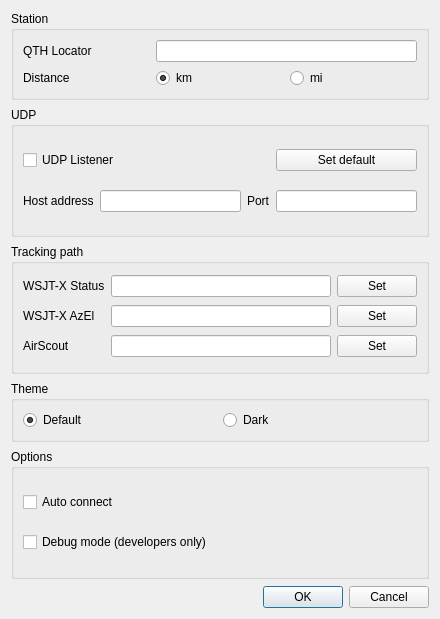
The window that dialogsetup.ui (PianetaRadio/CatRotator) describes before a commit, drawn with Qt 5.
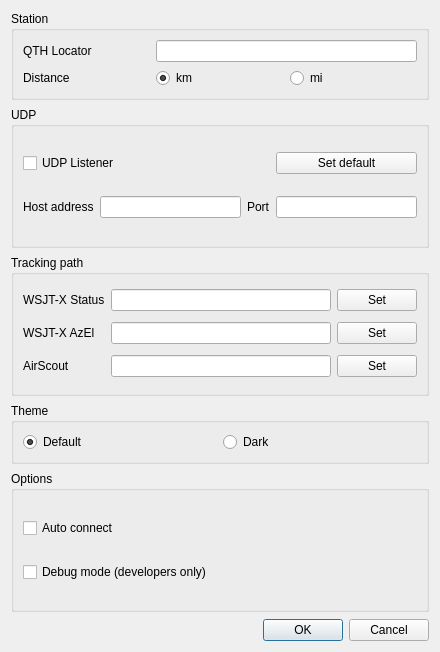
The same window after the commit.

Commit message: Fix tab order

Patch:
```diff
--- a/dialogsetup.ui
+++ b/dialogsetup.ui
@@ -10,7 +10,7 @@
     <x>0</x>
     <y>0</y>
     <width>440</width>
-    <height>619</height>
+    <height>652</height>
    </rect>
   </property>
   <property name="sizePolicy">
```
Left out of the diff: 21 changed lines with no effect on the pictures.
